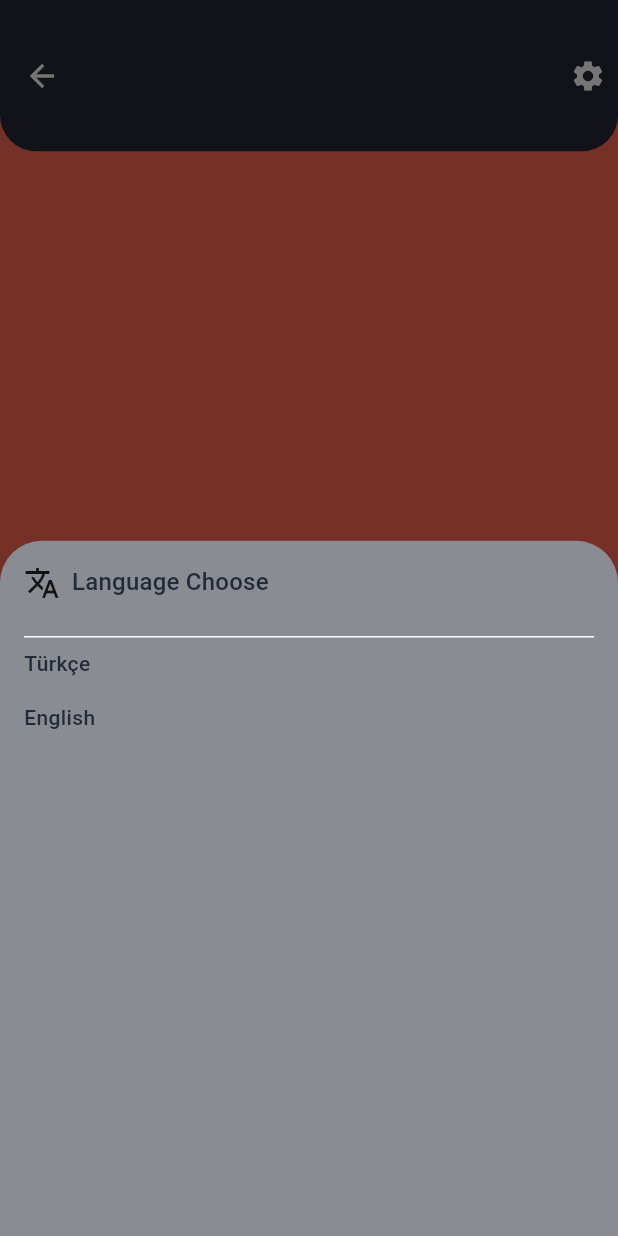
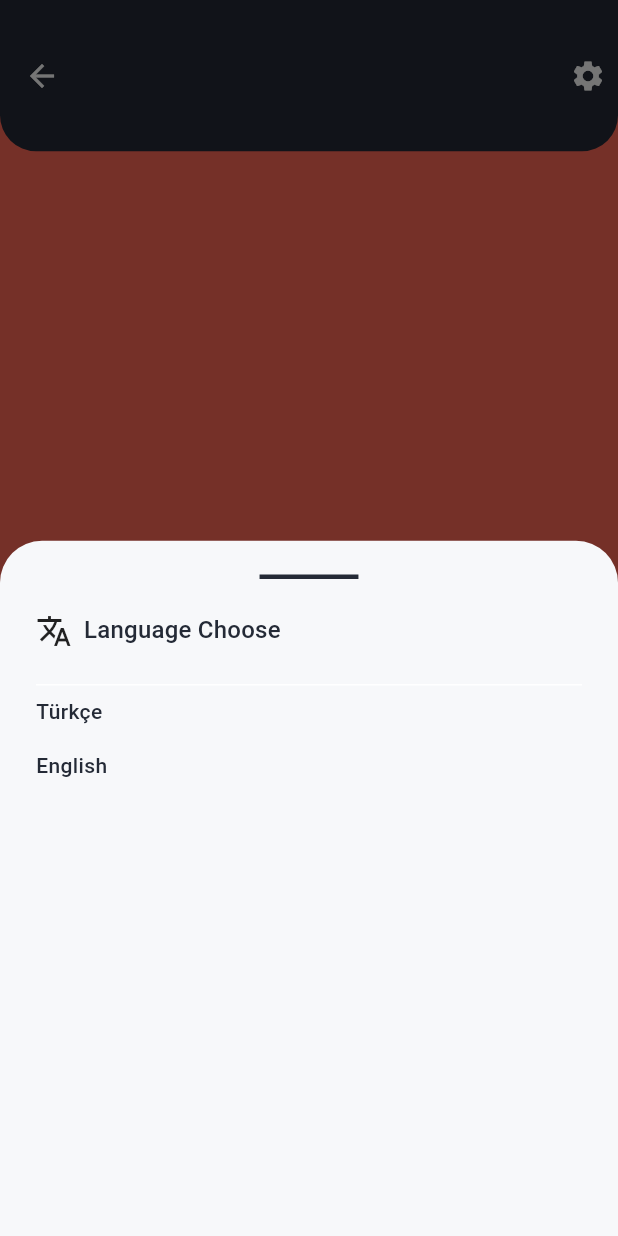
Before and after one commit to hasantunahan/crud_mockio, a Flutter app: the BaseWrapper screen opened directly with empty values, after a tap on the "settings" icon, on a phone screen of 412 x 824 dp. Run offline on Flutter 3.47's test engine with Material 2 defaults, Android fonts, the phone set to English and light mode, and no system bars; our stand-ins replace dio, flutter_mobx, get_it, go_router, injectable, mobx and 1 more; generated files the repository leaves out were written again.

Commit message:
refactor: ui upgrade

```diff
--- a/lib/product/widget/base/base_wrapper.dart
+++ b/lib/product/widget/base/base_wrapper.dart
@@ -18,7 +18,7 @@ class BaseWrapper extends StatelessWidget {
   void showSettings(BuildContext context) {
     showModalBottomSheet(
       context: context,
-      backgroundColor: context.theme.colorScheme.secondaryContainer,
+      backgroundColor: context.theme.colorScheme.onSecondaryContainer,
       builder: (context) {
         return const SettingsBottomSheet();
       },
--- a/lib/product/widget/settings/settings_bottom_sheet.dart
+++ b/lib/product/widget/settings/settings_bottom_sheet.dart
@@ -11,14 +11,29 @@ class SettingsBottomSheet extends StatelessWidget {
   Widget build(BuildContext context) {
     return SafeArea(
       child: Padding(
-        padding: const EdgeInsets.all(16.0),
+        padding: const EdgeInsets.symmetric(horizontal: 24,vertical: 16),
         child: Column(
           crossAxisAlignment: CrossAxisAlignment.start,
           children: [
+            SizedBox(
+              width: context.width,
+              child: Center(
+                child: SizedBox(
+                  width: context.width*.16,
+                  child:  Divider(
+                    color: context.theme.colorScheme.secondary,
+                    thickness: 3,
+                  ),
+                ),
+              ),
+            ),
+            const SizedBox(height: 16),
             Row(
               children: [
                 const Icon(Icons.translate),
-                const SizedBox(width: 8,),
+                const SizedBox(
+                  width: 8,
+                ),
                 Text(
                   context.translate.language_chose,
                   style: context.theme.textTheme.subtitle1,
```
